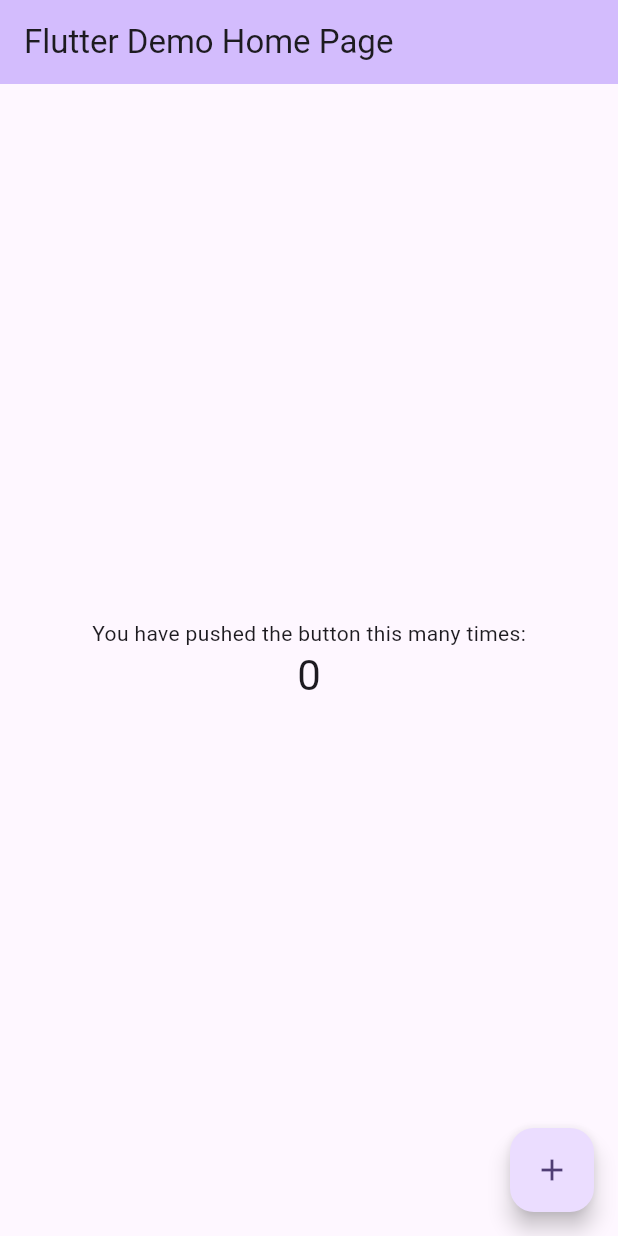
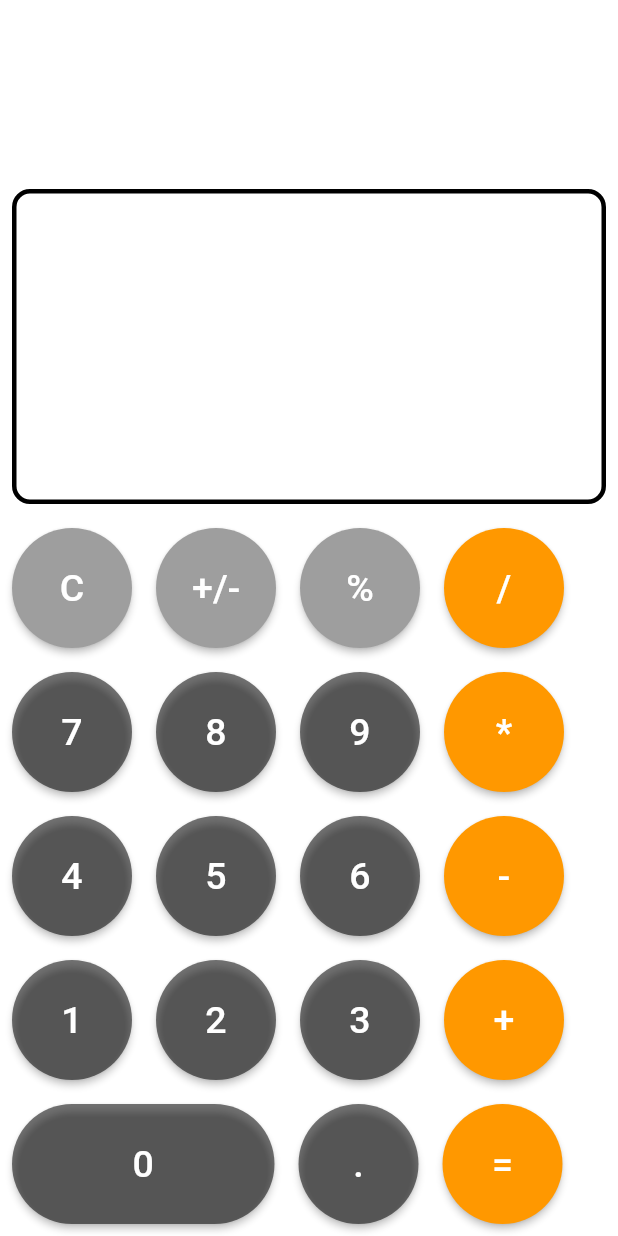
Before and after one commit to nguyennhatminh230801/Learning-Flutter-HIT, a Flutter app: the screen it shows after launch, on a phone screen of 412 x 824 dp. Run offline on Flutter 3.47's test engine with Material 2 defaults, Android fonts, the phone set to English and light mode, and no system bars; our stand-ins replace math_expressions.

Commit message:
add note buoi 1, them calculator app

```diff
--- a/Learning/Buoi1/buoi_1/lib/main.dart
+++ b/Learning/Buoi1/buoi_1/lib/main.dart
@@ -1,125 +1,17 @@
-import 'package:flutter/material.dart';
+void main() {
+  var a = "Learning"; //Khai báo kiểu ngầm định
+  //a = 2; Lỗi vì biến a đã được khởi tạo bởi kiểu String
 
-void main() {
-  runApp(const MyApp());
+  dynamic b = "22";
+  b = 2; // Được vì dynamic là kiểu linh hoạt
+  print(a);
+
+  // Hằng số
+  final c = 2; // Run-time constant, rebuild lại mỗi khi ctrinh rebuild
+  const d = "3"; // Complile-time constant, ko rebuild lại, cần phải gán ngay từ đầu
+
+  // If, else, vòng lặp tương tự vs các ngôn ngữ khác
+
+  late int e; // Khởi tạo muộn, giống lateinit trong Kotlin
+  e = 5;
 }
-
-class MyApp extends StatelessWidget {
-  const MyApp({super.key});
-
-  // This widget is the root of your application.
-  @override
-  Widget build(BuildContext context) {
-    return MaterialApp(
-      title: 'Flutter Demo',
-      theme: ThemeData(
-        // This is the theme of your application.
-        //
-        // TRY THIS: Try running your application with "flutter run". You'll see
-        // the application has a blue toolbar. Then, without quitting the app,
-        // try changing the seedColor in the colorScheme below to Colors.green
-        // and then invoke "hot reload" (save your changes or press the "hot
-        // reload" button in a Flutter-supported IDE, or press "r" if you used
-        // the command line to start the app).
-        //
-        // Notice that the counter didn't reset back to zero; the application
-        // state is not lost during the reload. To reset the state, use hot
-        // restart instead.
-        //
-        // This works for code too, not just values: Most code changes can be
-        // tested with just a hot reload.
-        colorScheme: ColorScheme.fromSeed(seedColor: Colors.deepPurple),
-        useMaterial3: true,
-      ),
-      home: const MyHomePage(title: 'Flutter Demo Home Page'),
-    );
-  }
-}
-
-class MyHomePage extends StatefulWidget {
-  const MyHomePage({super.key, required this.title});
-
-  // This widget is the home page of your application. It is stateful, meaning
-  // that it has a State object (defined below) that contains fields that affect
-  // how it looks.
-
-  // This class is the configuration for the state. It holds the values (in this
-  // case the title) provided by the parent (in this case the App widget) and
-  // used by the build method of the State. Fields in a Widget subclass are
-  // always marked "final".
-
-  final String title;
-
-  @override
-  State<MyHomePage> createState() => _MyHomePageState();
-}
-
-class _MyHomePageState extends State<MyHomePage> {
-  int _counter = 0;
-
-  void _incrementCounter() {
-    setState(() {
-      // This call to setState tells the Flutter framework that something has
-      // changed in this State, which causes it to rerun the build method below
-      // so that the display can reflect the updated values. If we changed
-      // _counter without calling setState(), then the build method would not be
-      // called again, and so nothing would appear to happen.
-      _counter++;
-    });
-  }
-
-  @override
-  Widget build(BuildContext context) {
-    // This method is rerun every time setState is called, for instance as done
-    // by the _incrementCounter method above.
-    //
-    // The Flutter framework has been optimized to make rerunning build methods
-    // fast, so that you can just rebuild anything that needs updating rather
-    // than having to individually change instances of widgets.
-    return Scaffold(
-      appBar: AppBar(
-        // TRY THIS: Try changing the color here to a specific color (to
-        // Colors.amber, perhaps?) and trigger a hot reload to see the AppBar
-        // change color while the other colors stay the same.
-        backgroundColor: Theme.of(context).colorScheme.inversePrimary,
-        // Here we take the value from the MyHomePage object that was created by
-        // the App.build method, and use it to set our appbar title.
-        title: Text(widget.title),
-      ),
-      body: Center(
-        // Center is a layout widget. It takes a single child and positions it
-        // in the middle of the parent.
-        child: Column(
-          // Column is also a layout widget. It takes a list of children and
-          // arranges them vertically. By default, it sizes itself to fit its
-          // children horizontally, and tries to be as tall as its parent.
-          //
-          // Column has various properties to control how it sizes itself and
-          // how it positions its children. Here we use mainAxisAlignment to
-          // center the children vertically; the main axis here is the vertical
-          // axis because Columns are vertical (the cross axis would be
-          // horizontal).
-          //
-          // TRY THIS: Invoke "debug painting" (choose the "Toggle Debug Paint"
-          // action in the IDE, or press "p" in the console), to see the
-          // wireframe for each widget.
-          mainAxisAlignment: MainAxisAlignment.center,
-          children: <Widget>[
-            const Text(
-              'You have pushed the button this many times:',
-            ),
-            Text(
-              '$_counter',
-              style: Theme.of(context).textTheme.headlineMedium,
-            ),
-          ],
-        ),
-      ),
-      floatingActionButton: FloatingActionButton(
-        onPressed: _incrementCounter,
-        tooltip: 'Increment',
-        child: const Icon(Icons.add),
-      ), // This trailing comma makes auto-formatting nicer for build methods.
-    );
-  }
-}
--- /dev/null
+++ b/SelfPractice/calculator_app/lib/CircleButton.dart
@@ -0,0 +1,37 @@
+import 'package:flutter/material.dart';
+
+class ButtonCircle extends StatefulWidget {
+  final String buttonContent;
+  final Color buttonColor;
+  final Function(String) clickEvent;
+  const ButtonCircle({Key? key, required this.buttonContent, required this.buttonColor, required this.clickEvent}) : super(key: key);
+
+  @override
+  State<ButtonCircle> createState() => _ButtonCircleState();
+}
+
+class _ButtonCircleState extends State<ButtonCircle> {
+  @override
+  Widget build(BuildContext context) {
+    return SizedBox(
+      child: Padding(
+        padding: const EdgeInsets.all(8.0),
+        child: ElevatedButton(
+          style: ElevatedButton.styleFrom(
+              primary: widget.buttonColor,
+              shape: RoundedRectangleBorder(
+                  borderRadius: BorderRadius.circular(40)
+              ),
+              minimumSize: Size(80, 80)
+          ),
+          onPressed: () {
+            widget.clickEvent(widget.buttonContent);
+          },
+          child: Text(widget.buttonContent, style: const TextStyle(
+            fontSize: 25,
+          ),),
+        ),
+      ),
+    );
+  }
+}
--- /dev/null
+++ b/SelfPractice/calculator_app/lib/ExpandedButton.dart
@@ -0,0 +1,37 @@
+import 'package:flutter/material.dart';
+
+class ButtonExpanded extends StatefulWidget {
+  final String buttonContent;
+  final Color buttonColor;
+  final Function(String) clickEvent;
+  const ButtonExpanded({Key? key, required this.buttonContent, required this.buttonColor, required this.clickEvent}) : super(key: key);
+
+  @override
+  State<ButtonExpanded> createState() => _ButtonExpandedState();
+}
+
+class _ButtonExpandedState extends State<ButtonExpanded> {
+  @override
+  Widget build(BuildContext context) {
+    return SizedBox(
+      child: Padding(
+        padding: const EdgeInsets.all(8.0),
+        child: ElevatedButton(
+          style: ElevatedButton.styleFrom(
+              primary: widget.buttonColor,
+              shape: RoundedRectangleBorder(
+                  borderRadius: BorderRadius.circular(40)
+              ),
+              minimumSize: const Size(175, 80)
+          ),
+          onPressed: () {
+            widget.clickEvent(widget.buttonContent);
+          },
+          child: Text(widget.buttonContent, style: const TextStyle(
+            fontSize: 25,
+          ),),
+        ),
+      ),
+    );
+  }
+}
--- /dev/null
+++ b/SelfPractice/calculator_app/lib/main.dart
@@ -0,0 +1,252 @@
+import 'package:calculator_app/CircleButton.dart';
+import 'package:flutter/material.dart';
+import 'dart:developer' as dev_log;
+
+import 'package:math_expressions/math_expressions.dart';
+
+import 'ExpandedButton.dart';
+void main() {
+  runApp(const CalculatorApp());
+}
+
+class CalculatorApp extends StatelessWidget {
+  const CalculatorApp({super.key});
+
+  @override
+  Widget build(BuildContext context) {
+    return MaterialApp(
+      debugShowCheckedModeBanner: false,
+      title: 'Calculator App',
+      theme: ThemeData(
+        scaffoldBackgroundColor: Colors.white,
+      ),
+      home: const CalculatorScreen(),
+    );
+  }
+}
+
+class CalculatorScreen extends StatefulWidget {
+  const CalculatorScreen({super.key});
+  @override
+  State<CalculatorScreen> createState() => _CalculatorScreenState();
+}
+
+class _CalculatorScreenState extends State<CalculatorScreen> {
+  String calculateString = "";
+  String answer = "";
+
+  void _addNumber(String char){
+    setState(() {
+      calculateString += char;
+    });
+  }
+
+  void _clearContent(String char) {
+    setState(() {
+      calculateString = "";
+      answer = "";
+    });
+  }
+
+  void _giveAnswer(String char) {
+    setState(() {
+      //Hơi lười nên chơi bằng thư viện hehe
+      try{
+        Parser p = Parser();
+        Expression exp = p.parse(calculateString);
+        ContextModel cm = ContextModel();
+        answer = '${exp.evaluate(EvaluationType.REAL, cm)}';
+      }catch(e){
+        if(calculateString != "") {
+          answer = "Error";
+        } else {
+          answer = "";
+        }
+      }
+      //calculateString = "";
+    });
+  }
+
+  void _setNegative(String char) {
+    setState(() {
+      if(answer[0].toString() == '-') {
+        answer = answer.substring(1);
+      } else {
+        answer = "-$answer";
+      }
+    });
+  }
+
+  @override
+  Widget build(BuildContext context) {
+    return Scaffold(
+      body: LayoutBuilder(
+        builder: (BuildContext context, BoxConstraints constraints) {
+          return Column(
+            mainAxisAlignment: MainAxisAlignment.end,
+            children: <Widget>[
+              Column(
+                children: [
+                  Padding(
+                    padding: const EdgeInsets.all(8.0),
+                    child: Container(
+                      decoration: BoxDecoration(
+                        borderRadius: BorderRadius.circular(12),
+                        border: Border.all(width: 3.0),
+                      ),
+                      width: constraints.maxWidth,
+                      height: 210,
+                      child: Column(
+                        crossAxisAlignment: CrossAxisAlignment.end,
+                        mainAxisAlignment: MainAxisAlignment.end,
+                        children: [
+                          Padding(
+                            padding: const EdgeInsets.only(right: 8.0),
+                            child: Text(calculateString,
+                              style: const TextStyle(
+                                fontSize: 30.0,
+                              ),
+                            ),
+                          ),
+                          Padding(
+                            padding: const EdgeInsets.only(right: 8.0),
+                            child: Text(answer,
+                              style: const TextStyle(
+                              fontSize: 40.0
+                            ),),
+                          ),
+                        ],
+                      ),
+                    ),
+                  )
+                ],
+              ),
+              _buildButtonView()
+            ]
+          );
+        }),
+    );
+  }
+
+  Widget _buildButtonView() {
+    return Column(
+        children: <Widget>[
+          Row(
+            children: [
+              ButtonCircle(
+                buttonContent: "C",
+                buttonColor: Colors.grey,
+                clickEvent: _clearContent,
+              ),
+              ButtonCircle(
+                  buttonContent: "+/-",
+                  buttonColor: Colors.grey,
+                  clickEvent: _setNegative,
+              ),
+              ButtonCircle(
+                  buttonContent: "%",
+                  buttonColor: Colors.grey,
+                clickEvent: _addNumber,
+              ),
+              ButtonCircle(
+                  buttonContent: "/",
+                  buttonColor: Colors.orange,
+                clickEvent: _addNumber,
+              ),
+            ],
+          ),
+          Row(
+            children: [
+              ButtonCircle(
+                  buttonContent: "7",
+                  buttonColor: Colors.black54,
+                  clickEvent: _addNumber,
+              ),
+              ButtonCircle(
+                  buttonContent: "8",
+                  buttonColor: Colors.black54,
+                  clickEvent: _addNumber,
+              ),
+              ButtonCircle(
+                  buttonContent: "9",
+                  buttonColor: Colors.black54,
+                  clickEvent: _addNumber,
+              ),
+              ButtonCircle(
+                  buttonContent: "*",
+                  buttonColor: Colors.orange,
+                  clickEvent: _addNumber,
+              ),
+            ],
+          ),
+          Row(
+            children: [
+              ButtonCircle(
+                  buttonContent: "4",
+                  buttonColor: Colors.black54,
+                  clickEvent: _addNumber,
+              ),
+              ButtonCircle(
+                  buttonContent: "5",
+                  buttonColor: Colors.black54,
+                clickEvent: _addNumber,
+              ),
+              ButtonCircle(
+                  buttonContent: "6",
+                  buttonColor: Colors.black54,
+                clickEvent: _addNumber,
+              ),
+              ButtonCircle(
+                  buttonContent: "-",
+                  buttonColor: Colors.orange,
+                clickEvent: _addNumber,
+              ),
+            ],
+          ),
+          Row(
+            children: [
+              ButtonCircle(
+                  buttonContent: "1",
+                  buttonColor: Colors.black54,
+                clickEvent: _addNumber,
+              ),
+              ButtonCircle(
+                  buttonContent: "2",
+                  buttonColor: Colors.black54,
+                clickEvent: _addNumber,
+              ),
+              ButtonCircle(
+                  buttonContent: "3",
+                  buttonColor: Colors.black54,
+                clickEvent: _addNumber,
+              ),
+              ButtonCircle(
+                  buttonContent: "+",
+                  buttonColor: Colors.orange,
+                clickEvent: _addNumber,
+              ),
+            ],
+          ),
+          Row(
+            children: [
+              ButtonExpanded(
+                  buttonContent: "0",
+                  buttonColor: Colors.black54,
+                  clickEvent: _addNumber,
+              ),
+              ButtonCircle(
+                  buttonContent: ".",
+                  buttonColor: Colors.black54,
+                clickEvent: _addNumber,
+              ),
+              ButtonCircle(
+                  buttonContent: "=",
+                  buttonColor: Colors.orange,
+                clickEvent: _giveAnswer,
+              ),
+            ],
+          ),
+        ]
+    );
+  }
+}
```
Also changed, not shown: SelfPractice/calculator_app/analysis_options.yaml (added, +29 -0 lines), SelfPractice/calculator_app/pubspec.yaml (added, +93 -0 lines), 124 other files.
